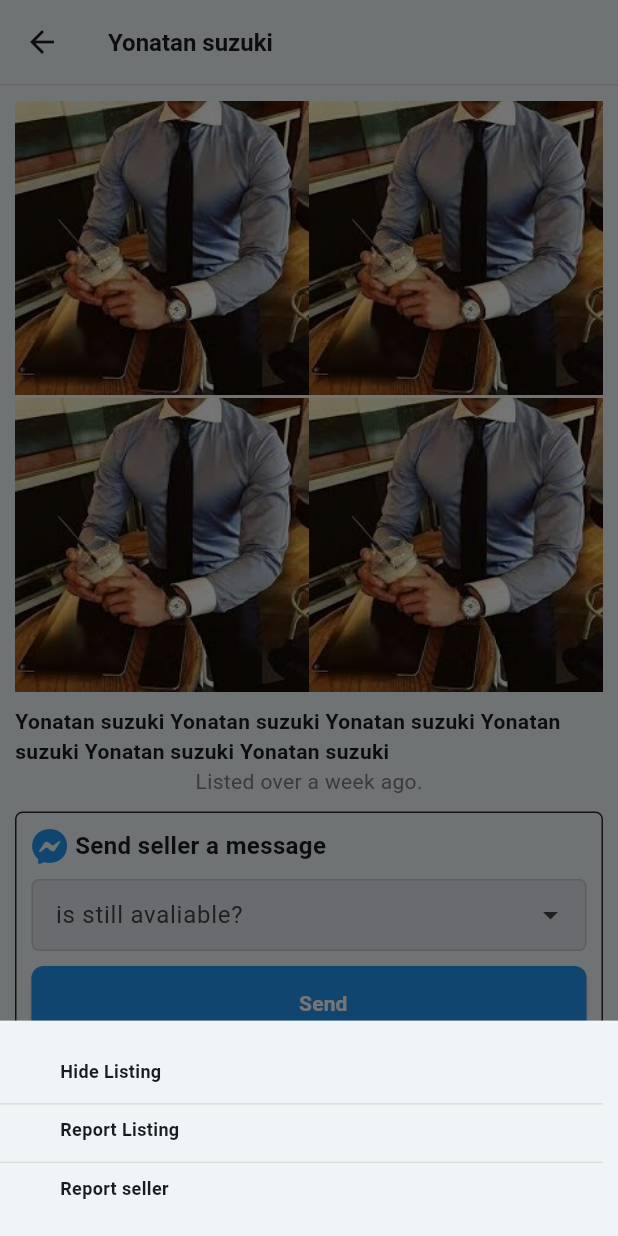
After one commit to dawitendash/lite, a Flutter app: the ProductDetail screen opened directly, after a tap on the "keyboard control" icon, on a phone screen of 412 x 824 dp. The commit adds this screen. Run offline on Flutter 3.47's test engine with Material 3 defaults, Android fonts, the phone set to English and light mode, and no system bars; our stand-ins replace font_awesome_flutter.

Commit message:
march 16 2025 commited by dave

```diff
--- /dev/null
+++ b/fblite/lib/Components/MarketPlace/ProductDetail/Product_description.dart
@@ -0,0 +1,21 @@
+import 'package:fblite/Controllers/BoldText.dart';
+import 'package:flutter/material.dart';
+
+class ProductDescription extends StatelessWidget {
+  const ProductDescription({super.key});
+
+  @override
+  Widget build(BuildContext context) {
+    return Column(
+      mainAxisAlignment: MainAxisAlignment.start,
+      crossAxisAlignment: CrossAxisAlignment.start,
+      children: [
+        Boldtext(text: "Description", textSize: 16),
+        SizedBox(height: 5),
+        Text(
+          "this is description about the product detail bro,this is description about the product detail bro,this is description about the product detail bro ",
+        ),
+      ],
+    );
+  }
+}
--- /dev/null
+++ b/fblite/lib/Components/MarketPlace/ProductDetail/Product_icons.dart
@@ -0,0 +1,30 @@
+import 'package:fblite/Components/Modals/bottom_modal/marketplace_modal/more_detail_modal.dart';
+import 'package:fblite/Controllers/_buildIconButton.dart';
+import 'package:flutter/material.dart';
+import 'package:font_awesome_flutter/font_awesome_flutter.dart';
+
+class ProductIcons extends StatelessWidget {
+  const ProductIcons({super.key});
+
+  @override
+  Widget build(BuildContext context) {
+    return Row(
+      mainAxisAlignment: MainAxisAlignment.spaceEvenly,
+      children: [
+        BuildIconButton(icon: FontAwesomeIcons.bell, method: () {}),
+        BuildIconButton(
+          icon: FontAwesomeIcons.facebookMessenger,
+          method: () {},
+        ),
+        BuildIconButton(icon: FontAwesomeIcons.bookmark, method: () {}),
+        BuildIconButton(icon: FontAwesomeIcons.share, method: () {}),
+        BuildIconButton(
+          icon: Icons.more_horiz,
+          method: () {
+            MoreDetailModal(context);
+          },
+        ),
+      ],
+    );
+  }
+}
--- /dev/null
+++ b/fblite/lib/Components/MarketPlace/ProductDetail/product_detail.dart
@@ -0,0 +1,107 @@
+import 'package:fblite/Components/MarketPlace/ProductDetail/Product_description.dart';
+import 'package:fblite/Components/MarketPlace/ProductDetail/Product_icons.dart';
+import 'package:fblite/Components/MarketPlace/ProductDetail/product_picture.dart';
+import 'package:fblite/Components/MarketPlace/ProductDetail/seller_Information.dart';
+import 'package:fblite/Components/MarketPlace/ProductDetail/send_message.dart';
+import 'package:fblite/Controllers/BoldText.dart';
+import 'package:fblite/Controllers/BorderLine.dart';
+import 'package:flutter/material.dart';
+
+class ProductDetail extends StatelessWidget {
+  const ProductDetail({super.key});
+  @override
+  Widget build(BuildContext context) {
+    return Scaffold(
+      appBar: AppBar(
+        title: Boldtext(text: "Yonatan suzuki ", textSize: 16),
+        bottom: BottomBorderline(),
+      ),
+      body: SingleChildScrollView(
+        padding: EdgeInsets.all(10),
+        child: Column(
+          mainAxisAlignment: MainAxisAlignment.start,
+          crossAxisAlignment: CrossAxisAlignment.start,
+          children: [
+            //product picture
+            ProductPicture(),
+            SizedBox(height: 10),
+            //send message to the seller
+            SendMessage(),
+            SizedBox(height: 20),
+            //link about theproduct detail
+            ProductIcons(),
+            SizedBox(height: 20),
+            BottomBorderline(),
+            SizedBox(height: 5),
+            //product descriptoin
+            ProductDescription(),
+            SizedBox(height: 10),
+            BottomBorderline(),
+            SizedBox(height: 10),
+            //seller information
+            SellerInformation(),
+          ],
+        ),
+      ),
+    );
+  }
+}
+
+// Row(
+            //   mainAxisSize: MainAxisSize.min,
+            //   children: [
+            //     BuildIconButton(icon: FontAwesomeIcons.bell, method: () {}),
+            //     BuildIconButton(
+            //       icon: FontAwesomeIcons.facebookMessenger,
+            //       method: () {},
+            //     ),
+            //     BuildIconButton(icon: FontAwesomeIcons.bookmark, method: () {}),
+            //     BuildIconButton(icon: FontAwesomeIcons.share, method: () {}),
+            //     BuildIconButton(icon: Icons.do_disturb, method: () {}),
+            //   ],
+            // ),
+
+
+
+
+
+
+
+
+
+
+
+
+
+
+
+
+
+            /// // Container(
+            //   decoration: BoxDecoration(
+            //     borderRadius: BorderRadius.circular(3),
+            //     border: Border.all(color: Colors.grey),
+            //   ),
+            //   child: Column(
+            //     children: [
+            //       Row(
+            //         children: [
+            //           FaIcon(
+            //             FontAwesomeIcons.facebookMessenger,
+            //             color: Colors.blue,
+            //           ),
+            //           SizedBox(width: 5),
+            //           Boldtext(text: "Send seller a message", textSize: 16),
+            //           Input(textvalue: "is still avaliable?", maxline: 1),
+            //           Button(
+            //             textValue: "Send",
+            //             method: () {},
+            //             backgroundColor: Colors.blue,
+            //             foregroundColor: Colors.white,
+            //           ),
+            //         ],
+            //       ),
+            //       SizedBox(height: 10),
+            //     ],
+            //   ),
+            // ),
--- /dev/null
+++ b/fblite/lib/Components/MarketPlace/ProductDetail/product_picture.dart
@@ -0,0 +1,34 @@
+import 'package:fblite/Controllers/BoldText.dart';
+import 'package:fblite/Controllers/NormalText.dart';
+import 'package:flutter/material.dart';
+
+class ProductPicture extends StatelessWidget {
+  const ProductPicture({super.key});
+
+  @override
+  Widget build(BuildContext context) {
+    return Column(
+      children: [
+        GridView.builder(
+          shrinkWrap: true,
+          physics: NeverScrollableScrollPhysics(),
+          gridDelegate: SliverGridDelegateWithFixedCrossAxisCount(
+            crossAxisCount: 2,
+            mainAxisSpacing: 2,
+          ),
+          itemCount: 4,
+          itemBuilder: (context, index) {
+            return Image.asset("assets/images/test.jpg", fit: BoxFit.cover);
+          },
+        ),
+        //product title
+        SizedBox(height: 10),
+        Boldtext(
+          text:
+              "Yonatan suzuki Yonatan suzuki Yonatan suzuki Yonatan suzuki Yonatan suzuki Yonatan suzuki",
+        ),
+        NormalText("Listed over a week ago.", 14),
+      ],
+    );
+  }
+}
--- /dev/null
+++ b/fblite/lib/Components/MarketPlace/ProductDetail/seller_Information.dart
@@ -0,0 +1,55 @@
+import 'package:fblite/Controllers/BoldText.dart';
+import 'package:fblite/Controllers/BuilLinksCotainer.dart';
+import 'package:flutter/material.dart';
+
+class SellerInformation extends StatelessWidget {
+  const SellerInformation({super.key});
+
+  @override
+  Widget build(BuildContext context) {
+    return Column(
+      children: [
+        Row(
+          mainAxisAlignment: MainAxisAlignment.spaceBetween,
+          children: [
+            Boldtext(text: "Seller information", textSize: 16),
+            Text("Seller detail", style: TextStyle(color: Colors.blue)),
+          ],
+        ),
+        SizedBox(height: 10),
+        Row(
+          crossAxisAlignment: CrossAxisAlignment.start,
+          mainAxisAlignment: MainAxisAlignment.spaceBetween,
+          children: [
+            Row(
+              mainAxisSize: MainAxisSize.min,
+              mainAxisAlignment: MainAxisAlignment.spaceBetween,
+              children: [
+                CircleAvatar(
+                  child: Container(
+                    height: 40,
+                    width: 40,
+                    decoration: BoxDecoration(
+                      shape: BoxShape.circle,
+                      image: DecorationImage(
+                        image: AssetImage("assets/images/test.jpg"),
+                        fit: BoxFit.cover,
+                      ),
+                    ),
+                  ),
+                ),
+                SizedBox(width: 3),
+                Boldtext(text: "Seller name", textSize: 16),
+              ],
+            ),
+            Buillinkscotainer(
+              textValue: "follow",
+              icons: Icons.create_new_folder_sharp,
+              textSize: 13,
+            ),
+          ],
+        ),
+      ],
+    );
+  }
+}
--- /dev/null
+++ b/fblite/lib/Components/MarketPlace/ProductDetail/send_message.dart
@@ -0,0 +1,43 @@
+import 'package:fblite/Components/MarketPlace/Input.dart';
+import 'package:fblite/Controllers/BoldText.dart';
+import 'package:fblite/Controllers/Button.dart';
+import 'package:flutter/material.dart';
+import 'package:font_awesome_flutter/font_awesome_flutter.dart';
+
+class SendMessage extends StatelessWidget {
+  const SendMessage({super.key});
+
+  @override
+  Widget build(BuildContext context) {
+    return Container(
+      padding: EdgeInsets.all(10),
+      alignment: Alignment.center,
+      width: double.maxFinite,
+      height: 180,
+      decoration: BoxDecoration(
+        borderRadius: BorderRadius.circular(5),
+        border: Border.all(color: const Color.fromARGB(255, 43, 40, 40)),
+      ),
+      child: Column(
+        children: [
+          Row(
+            children: [
+              FaIcon(FontAwesomeIcons.facebookMessenger, color: Colors.blue),
+              SizedBox(width: 5),
+              Boldtext(text: "Send seller a message", textSize: 16),
+            ],
+          ),
+          SizedBox(height: 10),
+          Input(textvalue: "is still avaliable?", maxline: 1),
+          SizedBox(height: 10),
+          Button(
+            textValue: "Send",
+            method: () {},
+            backgroundColor: Colors.blue,
+            foregroundColor: Colors.white,
+          ),
+        ],
+      ),
+    );
+  }
+}
--- a/fblite/lib/Components/MarketPlace/maket_products.dart
+++ b/fblite/lib/Components/MarketPlace/maket_products.dart
@@ -1,4 +1,6 @@
+import 'package:fblite/Components/MarketPlace/ProductDetail/product_detail.dart';
 import 'package:fblite/Controllers/BoldText.dart';
+import 'package:fblite/Controllers/Navigation.dart';
 import 'package:flutter/material.dart';
 
 class MarketProducts extends StatelessWidget {
@@ -34,7 +36,11 @@ class MarketProducts extends StatelessWidget {
           itemCount: 4,
           shrinkWrap: true,
           itemBuilder: (context, index) {
-            return Column(
+            return GestureDetector(
+              onTap: () {
+                Navigateto(context, ProductDetail());
+              },
+              child: Column(
                 children: [
                   Image.asset(
                     "assets/images/test.jpg",
@@ -52,6 +58,7 @@ class MarketProducts extends StatelessWidget {
                     ),
                   ),
                 ],
+              ),
             );
           },
         ),
--- /dev/null
+++ b/fblite/lib/Components/MarketPlace/search_market.dart
@@ -0,0 +1,17 @@
+import 'package:fblite/Controllers/BoldText.dart';
+import 'package:flutter/material.dart';
+
+class SearchMarket extends StatelessWidget {
+  const SearchMarket({super.key});
+
+  @override
+  Widget build(BuildContext context) {
+    return Scaffold(
+      appBar: AppBar(title: Boldtext(text: "Search marketplace", textSize: 16)),
+      body: SingleChildScrollView(child: Column(children: [
+
+          ],
+        )),
+    );
+  }
+}
--- /dev/null
+++ b/fblite/lib/Components/Modals/bottom_modal/marketplace_modal/more_detail_modal.dart
@@ -0,0 +1,35 @@
+import 'package:fblite/Components/Menus/FullExpandSpace.dart';
+import 'package:fblite/Controllers/BorderLine.dart';
+import 'package:flutter/material.dart';
+
+void MoreDetailModal(BuildContext context) {
+  showModalBottomSheet(
+    shape: RoundedRectangleBorder(
+      borderRadius: BorderRadius.only(
+        topLeft: Radius.circular(0),
+        topRight: Radius.circular(0),
+      ),
+    ),
+    context: context,
+    builder: (BuildContext context) {
+      return Container(
+        margin: EdgeInsets.only(top: 20, right: 10),
+        width: double.maxFinite,
+        height: MediaQuery.of(context).size.height * 0.15,
+        child: Column(
+          children: [
+            Fullexpandspaces(textValue: "Hide Listing", method: () {}),
+            SizedBox(height: 3),
+            BottomBorderline(),
+            SizedBox(height: 3),
+            Fullexpandspaces(textValue: "Report Listing", method: () {}),
+            SizedBox(height: 3),
+            BottomBorderline(),
+            SizedBox(height: 3),
+            Fullexpandspaces(textValue: "Report seller", method: () {}),
+          ],
+        ),
+      );
+    },
+  );
+}
--- a/fblite/lib/Components/Videos/Body/VidowLinks/Links.dart
+++ b/fblite/lib/Components/Videos/Body/VidowLinks/Links.dart
@@ -10,7 +10,9 @@ class _LinksState extends State<Links> {
   @override
   Widget build(BuildContext context) {
     return Padding(
-      padding: EdgeInsets.symmetric(horizontal: 5, vertical: 5),
+      padding: EdgeInsets.symmetric(horizontal: 2, vertical: 2),
+      child: SingleChildScrollView(
+        scrollDirection: Axis.horizontal,
         child: Wrap(
           spacing: 10,
           runSpacing: 10,
@@ -48,6 +50,7 @@ class _LinksState extends State<Links> {
             ),
           ],
         ),
+      ),
     );
   }
 }
--- a/fblite/lib/Views/LoginPage.dart
+++ b/fblite/lib/Views/LoginPage.dart
@@ -15,7 +15,7 @@ class Loginpage extends StatelessWidget {
         padding: const EdgeInsets.symmetric(horizontal: 20),
         child: Column(
           children: [
-            const SizedBox(height: 130),
+            const SizedBox(height: 60),
             const Center(
               child: Icon(
                 Icons.facebook,
@@ -80,7 +80,7 @@ class Loginpage extends StatelessWidget {
                     style: TextStyle(color: Colors.black),
                   ),
                 ),
-                const SizedBox(height: 170),
+                const SizedBox(height: 120),
                 GestureDetector(
                   onTap: () {
                     Navigator.push(
```
Also changed, not shown: fblite/assets/images/market.png (added). Lines whose indentation alone changed are shown as unchanged.
